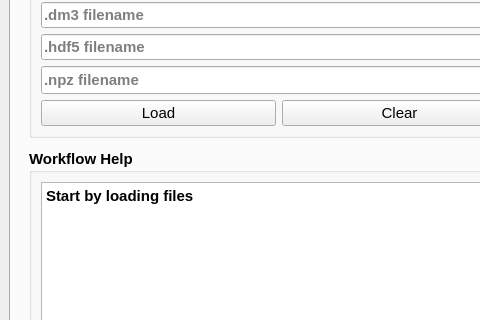
First picture: the form in fpd_explorer/frontend/res/homescreen.ui, repository CS26-FPD-Explorer/FPD-Explorer, before the edit; both pictures show x 0 to 480 and y 188 to 508 of the 1072 by 735 pixel window.
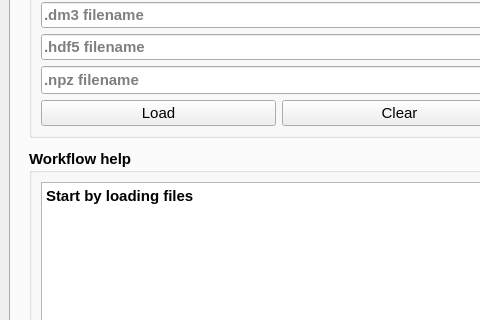
Second picture: the form after the edit. Custom widgets are drawn as their Qt base class.

```diff
--- a/fpd_explorer/frontend/res/homescreen.ui
+++ b/fpd_explorer/frontend/res/homescreen.ui
@@ -792,7 +792,7 @@
            </font>
           </property>
           <property name="title">
-           <string>Workflow Help</string>
+           <string>Workflow help</string>
           </property>
           <layout class="QHBoxLayout" name="horizontalLayout_3">
            <item>
```
